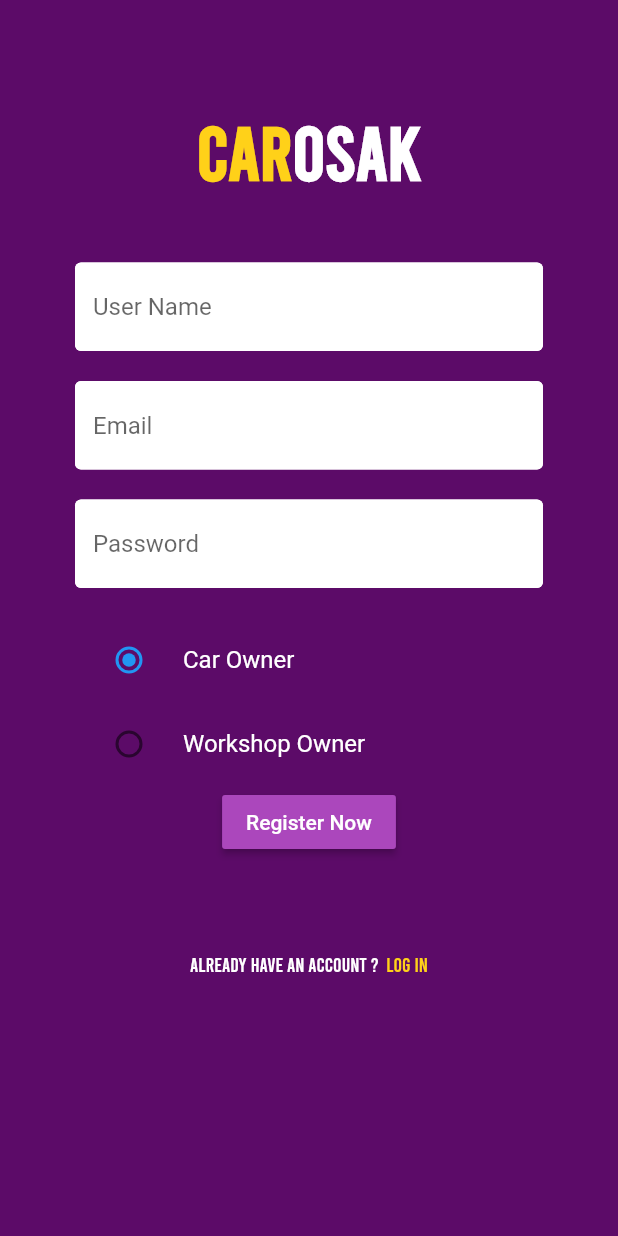
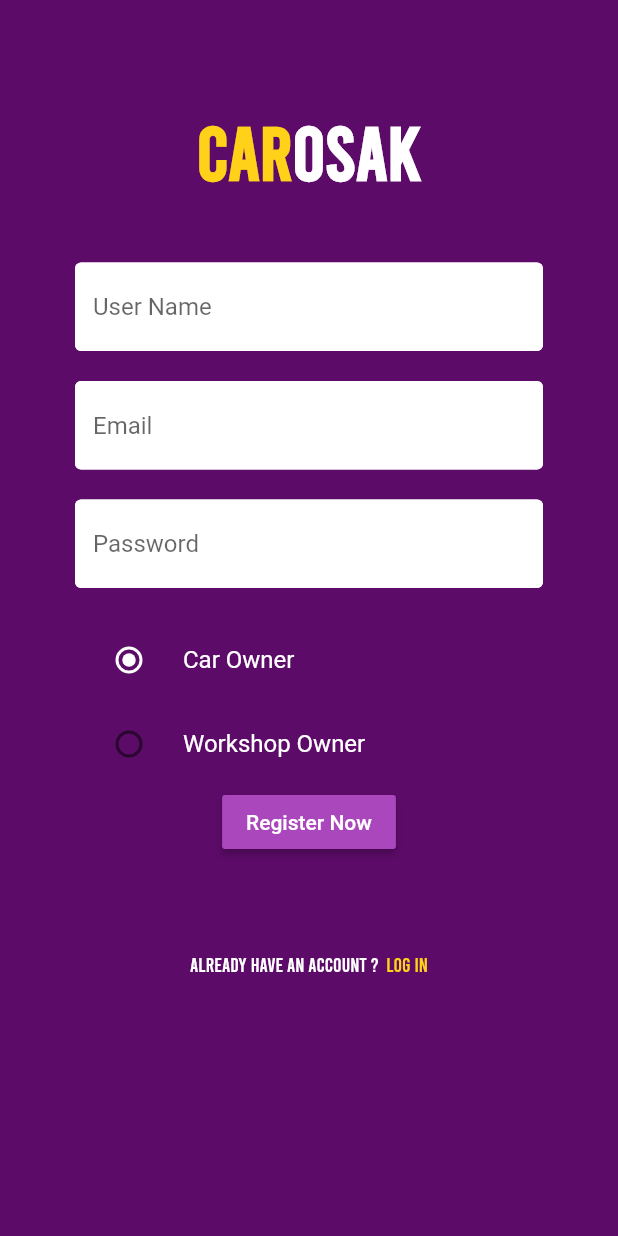
Before and after one commit to taufiqzaidong/Final-Project-E-Commerce, a Flutter app: the Register screen opened directly, on a phone screen of 412 x 824 dp. Run offline on Flutter 3.47's test engine with Material 2 defaults, Android fonts, the light colour scheme and no system bars; our stand-ins replace cloud_firestore, dio, firebase_auth, firebase_core, firebase_storage, flutter_cache_manager and 10 more; missing offline and left inert: flutter_statusbarcolor, gradient_text, wallpaper_manager; accounts and stored records are empty.

Commit message:
commit topek

```diff
--- a/lib/screens/profile.dart
+++ b/lib/screens/profile.dart
@@ -107,7 +107,7 @@ class _ProfileState extends State<Profile> {
                 SizedBox(
                   height: MediaQuery.of(context).size.height / 100,
                 ),
-                ButtonTheme(
+                /*ButtonTheme(
                   minWidth: MediaQuery.of(context).size.width / 1.1,
                   height: MediaQuery.of(context).size.height / 13,
                   child: RaisedButton.icon(
@@ -124,7 +124,7 @@ class _ProfileState extends State<Profile> {
                       );
                     },
                   ),
-                ),
+                ),*/
                 SizedBox(
                   height: MediaQuery.of(context).size.height / 100,
                 ),
@@ -141,6 +141,7 @@ class _ProfileState extends State<Profile> {
                     onPressed: () async {
                       await _auth.signOut();
                       Navigator.pop(context);
+
                     },
                   ),
                 ),
--- a/lib/screens/register.dart
+++ b/lib/screens/register.dart
@@ -1,3 +1,4 @@
+import 'package:gowallpaper/models/user.dart';
 import 'package:gowallpaper/shared/constants.dart';
 import 'package:flutter/material.dart';
 import 'package:gowallpaper/services/auth.dart';
@@ -17,6 +18,7 @@ class _RegisterState extends State<Register> {
   final AuthService _auth = AuthService();
   final _formKey = GlobalKey<FormState>();
   bool loading = false;
+  int _groupValue = 0;
 
   //text field state
   String userName = '';
@@ -24,7 +26,15 @@ class _RegisterState extends State<Register> {
   String password = '';
   String error = '';
 
-  SingingCharacter _character = SingingCharacter.lafayette;
+  Widget _myRadioButton({String title, int value, Function onChanged}) {
+    return RadioListTile(
+    activeColor: Colors.white,
+      value: value,
+      groupValue: _groupValue,
+      onChanged: onChanged,
+      title: Text(title,style: TextStyle(color: Colors.white),),
+    );
+  }
 
   @override
   Widget build(BuildContext context) {
@@ -95,36 +105,21 @@ class _RegisterState extends State<Register> {
                         ),
                         SizedBox(height: 20),
                         Column(
-                            children: <Widget>[
-                              Center(
-                                child: RadioListTile<SingingCharacter>(
-                                  title: const Text('Car Owner',
-                                      style: TextStyle(color: Colors.white)),
-                                  value: SingingCharacter.lafayette,
-                                  groupValue: _character,
-                                  onChanged: (SingingCharacter value) {
-                                    setState(() {
-                                      _character = value;
-                                    });
-                                  },
-                                ),
-                              ),
-                              Center(
-                                child: RadioListTile<SingingCharacter>(
-                                  title: const Text('Workshop Owner',
-                                      style: TextStyle(color: Colors.white)),
-                                  value: SingingCharacter.jefferson,
-                                  groupValue: _character,
-                                  onChanged: (SingingCharacter value) {
-                                    setState(() {
-                                      _character = value;
-                                    });
-                                  },
-                                ),
-                              ),
-                            ],
-                          ),
-
+                          children: <Widget>[
+                            _myRadioButton(
+                              title: "Car Owner",
+                              value: 0,
+                              onChanged: (newValue) =>
+                                  setState(() => _groupValue = newValue),
+                            ),
+                            _myRadioButton(
+                              title: "Workshop Owner",
+                              value: 1,
+                              onChanged: (newValue) =>
+                                  setState(() => _groupValue = newValue),
+                            ),
+                          ],
+                        ),
                         RaisedButton(
                           color: Colors.purple[400],
                           child: Text(
@@ -136,7 +131,7 @@ class _RegisterState extends State<Register> {
                               setState(() => loading = true);
                               dynamic result =
                                   await _auth.registerWithEmailAndPassword(
-                                      email, password, userName);
+                                      email, password, userName,_groupValue);
                               if (result == null) {
                                 setState(() {
                                   error = 'Email is not valid';
--- a/lib/services/auth.dart
+++ b/lib/services/auth.dart
@@ -30,12 +30,12 @@ class AuthService {
 
   //register with email & password
   Future registerWithEmailAndPassword(
-      String email, String password, String userName) async {
+      String email, String password, String userName,int userType) async {
     try {
       UserCredential result = await _auth.createUserWithEmailAndPassword(
           email: email, password: password);
       User userFirebase = result.user;
-      await userSetup(userName, email);
+      await userSetup(userName, email,userType);
       return _userFromFirebaseUser(userFirebase);
     } catch (e) {
       print(e.toString());
@@ -46,6 +46,7 @@ class AuthService {
   //sign out
   Future signOut() async {
     try {
+      _userFromFirebaseUser(null);
       return await _auth.signOut();
     } catch (e) {
       print(e.toString());
--- a/lib/services/database.dart
+++ b/lib/services/database.dart
@@ -7,7 +7,7 @@ FirebaseAuth auth = FirebaseAuth.instance;
 String uid = auth.currentUser.uid.toString();
 final firestoreInstance = FirebaseFirestore.instance;
 
-Future<void> userSetup(String displayName, String email) async {
-  users.doc(uid).set({'displayName': displayName, 'email': email});
+Future<void> userSetup(String displayName, String email,int userType) async {
+  users.doc(uid).set({'displayName': displayName, 'email': email,'userType':userType});
   return;
 }
```
Also changed, not shown: lib/screens/profileworkshop.dart (added, +34 -0 lines), lib/screens/select.dart (+6 -9 lines), lib/screens/workshopowner.dart (added, +37 -0 lines), lib/screens/wrapper.dart (+33 -2 lines).
